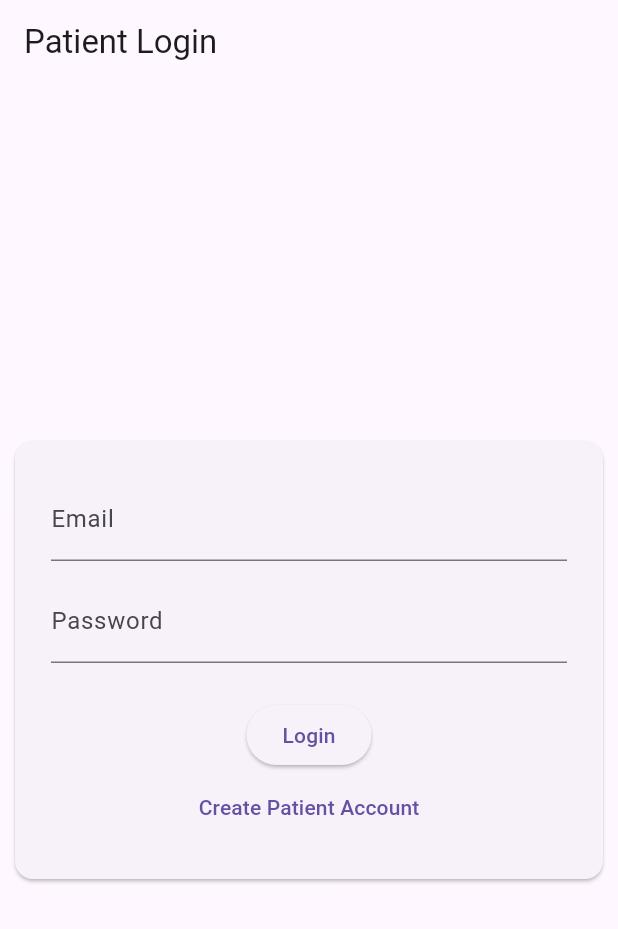
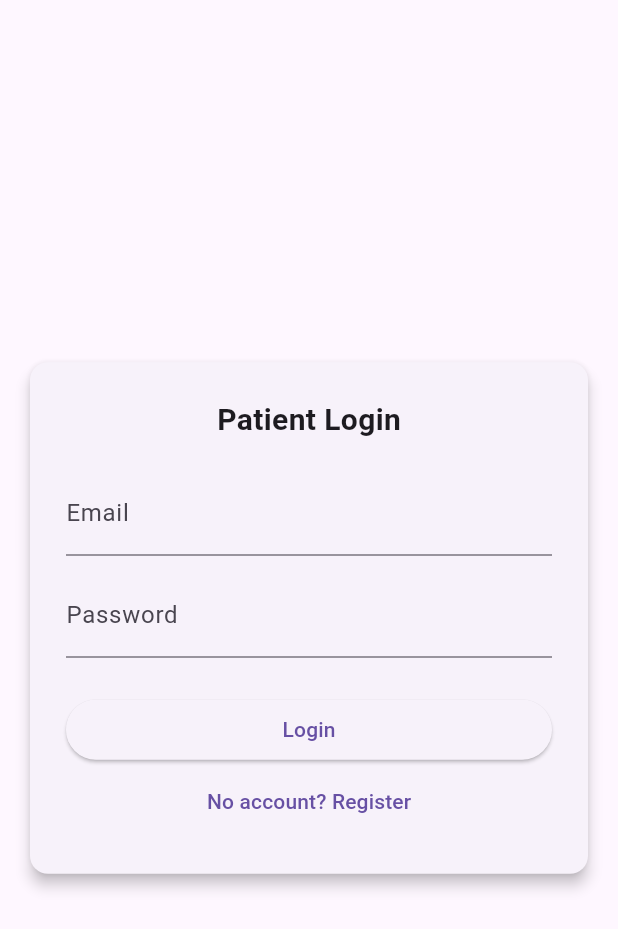
Before and after one commit to AaditAntony/health-connect, a Flutter app: the screen it shows after launch, on a phone screen of 412 x 824 dp. Shown: the top 929 px of the screen. Run offline on Flutter 3.47's test engine with Material 3 defaults, Android fonts, the phone set to English and light mode, and no system bars; our stand-ins replace cloud_firestore, file_picker, firebase_auth, firebase_core; accounts and stored records are empty.

Commit message:
the auth page of the patient is done

```diff
--- a/lib/patient/patient_auth_page.dart
+++ b/lib/patient/patient_auth_page.dart
@@ -1,5 +1,9 @@
 import 'package:flutter/material.dart';
 import 'package:firebase_auth/firebase_auth.dart';
+import 'package:cloud_firestore/cloud_firestore.dart';
+
+import 'patient_link_page.dart';
+import 'patient_dashboard.dart';
 
 class PatientAuthPage extends StatefulWidget {
   const PatientAuthPage({super.key});
@@ -17,59 +21,117 @@ class _PatientAuthPageState extends State<PatientAuthPage> {
 
   Future<void> submit() async {
     setState(() => loading = true);
+
     try {
       if (isLogin) {
-        await FirebaseAuth.instance.signInWithEmailAndPassword(
+        // ---------- LOGIN ----------
+        final cred = await FirebaseAuth.instance.signInWithEmailAndPassword(
           email: emailController.text.trim(),
           password: passwordController.text.trim(),
         );
+
+        final doc = await FirebaseFirestore.instance
+            .collection('patient_users')
+            .doc(cred.user!.uid)
+            .get();
+
+        if (!doc.exists) {
+          Navigator.pushReplacement(
+            context,
+            MaterialPageRoute(builder: (_) => const PatientLinkPage()),
+          );
+        } else {
+          Navigator.pushReplacement(
+            context,
+            MaterialPageRoute(builder: (_) => const PatientDashboard()),
+          );
+        }
       } else {
+        // ---------- REGISTER ----------
         await FirebaseAuth.instance.createUserWithEmailAndPassword(
           email: emailController.text.trim(),
           password: passwordController.text.trim(),
         );
+
+        // IMPORTANT: sign out after register
+        await FirebaseAuth.instance.signOut();
+
+        ScaffoldMessenger.of(context).showSnackBar(
+          const SnackBar(
+            content: Text(
+              "Registration successful. Please login to continue.",
+            ),
+          ),
+        );
+
+        setState(() => isLogin = true);
       }
     } catch (e) {
-      ScaffoldMessenger.of(context)
-          .showSnackBar(SnackBar(content: Text(e.toString())));
+      ScaffoldMessenger.of(context).showSnackBar(
+        SnackBar(content: Text(e.toString())),
+      );
     }
+
     setState(() => loading = false);
   }
 
   @override
   Widget build(BuildContext context) {
     return Scaffold(
-      appBar: AppBar(title: const Text("Patient Login")),
       body: Center(
         child: SizedBox(
-          width: 400,
+          width: 380,
           child: Card(
+            elevation: 4,
             child: Padding(
               padding: const EdgeInsets.all(24),
               child: Column(
                 mainAxisSize: MainAxisSize.min,
                 children: [
+                  Text(
+                    isLogin ? "Patient Login" : "Patient Registration",
+                    style: const TextStyle(
+                      fontSize: 20,
+                      fontWeight: FontWeight.bold,
+                    ),
+                  ),
+                  const SizedBox(height: 20),
+
                   TextField(
                     controller: emailController,
                     decoration: const InputDecoration(labelText: "Email"),
                   ),
                   const SizedBox(height: 12),
+
                   TextField(
                     controller: passwordController,
                     obscureText: true,
                     decoration: const InputDecoration(labelText: "Password"),
                   ),
                   const SizedBox(height: 24),
-                  ElevatedButton(
-                    onPressed: loading ? null : submit,
-                    child: Text(isLogin ? "Login" : "Register"),
+
+                  SizedBox(
+                    width: double.infinity,
+                    child: ElevatedButton(
+                      onPressed: loading ? null : submit,
+                      child: Text(
+                        loading
+                            ? "Please wait..."
+                            : isLogin
+                            ? "Login"
+                            : "Register",
+                      ),
+                    ),
                   ),
+
                   TextButton(
-                    onPressed: () => setState(() => isLogin = !isLogin),
+                    onPressed: () {
+                      setState(() => isLogin = !isLogin);
+                    },
                     child: Text(
                       isLogin
-                          ? "Create Patient Account"
-                          : "Already have an account?",
+                          ? "No account? Register"
+                          : "Already have an account? Login",
                     ),
                   ),
                 ],
```
